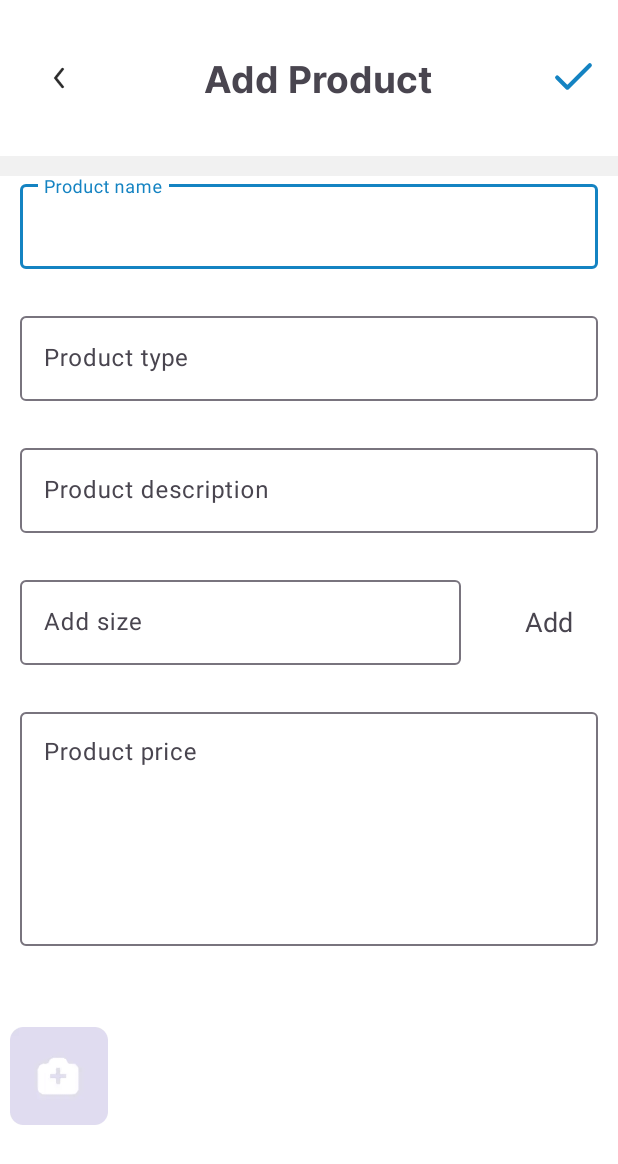
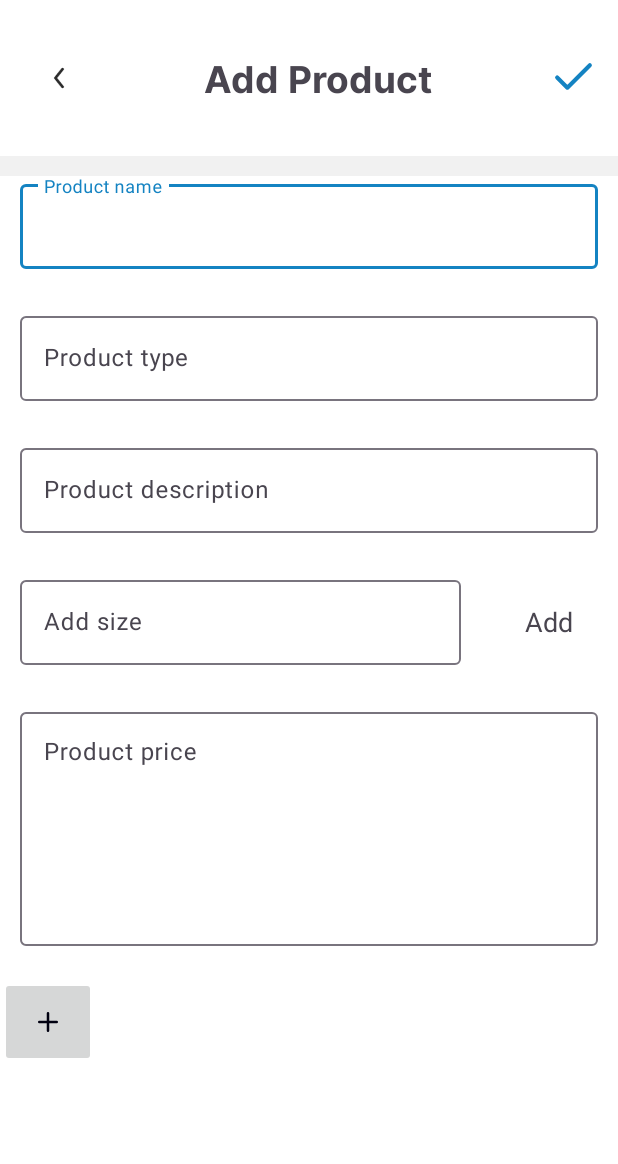
Before and after one commit to truonglam5555/ShoesShop, an Android app: the AddProductActivity screen opened directly, with no data from a screen before it, on a phone screen of 412 x 824 dp. Shown: the top 1164 px of the screen. Run offline under Robolectric (Android 15) with nearby library versions, the phone set to English and light mode, and no system bars; our stand-ins replace CircleImageView, Dagger/Hilt's generated code, sdp/ssp sizes; pictures from the network do not load.

Commit message:
done product

```diff
--- a/app/src/main/java/com/example/shoesshop/features/admin/HomeManagerActivity.kt
+++ b/app/src/main/java/com/example/shoesshop/features/admin/HomeManagerActivity.kt
@@ -137,7 +137,7 @@
 
     override fun onActivityResult(requestCode: Int, resultCode: Int, data: Intent?) {
         super.onActivityResult(requestCode, resultCode, data)
-        if (resultCode == RESULT_OK)
+        if (resultCode == 100)
         {
             frmHome.resetCount()
             frmOrders.resetAdapter()
--- a/app/src/main/java/com/example/shoesshop/features/admin/orders/DetailBillodersActivity.kt
+++ b/app/src/main/java/com/example/shoesshop/features/admin/orders/DetailBillodersActivity.kt
@@ -145,7 +145,7 @@
     override fun onActionComplete(isSuccess: Boolean) {
         if (isSuccess)
         {
-            setResult(RESULT_OK)
+            setResult(100)
             this@DetailBillodersActivity.finish()
         }else{
             Toast.makeText(this@DetailBillodersActivity,"Upgrade Fail!",Toast.LENGTH_LONG).show()
--- a/app/src/main/java/com/example/shoesshop/features/admin/product/AdapterPhoto.kt
+++ b/app/src/main/java/com/example/shoesshop/features/admin/product/AdapterPhoto.kt
@@ -2,6 +2,7 @@
 
 import android.annotation.SuppressLint
 import android.content.Context
+import android.graphics.Bitmap
 import android.view.LayoutInflater
 import android.view.View
 import android.view.ViewGroup
@@ -23,39 +24,69 @@
     var subjectCallBackChoosePosition: ((position: Int) -> Unit)? = null
     private val VIEW_TYPE_IMAGE = 1
     private val VIEW_TYPE_DEFAULT_ICON = 2
-    private var listImg: MutableList<String> = mutableListOf()
+    private var listImg: MutableList<Bitmap> = mutableListOf()
 
     @SuppressLint("NotifyDataSetChanged")
-    fun init(list: MutableList<String>) {
+    fun init(list: MutableList<Bitmap>) {
         listImg.clear()
         listImg.addAll(list)
         notifyDataSetChanged()
     }
 
     override fun onCreateViewHolder(parent: ViewGroup, viewType: Int): RecyclerView.ViewHolder {
-        return when (viewType) {
-            VIEW_TYPE_IMAGE -> {
-                val view =
+        val view =
                     LayoutInflater.from(context)
                         .inflate(R.layout.item_photo, parent, false)
-                ImageViewHolder(view)
-            }
 
-            VIEW_TYPE_DEFAULT_ICON -> {
-                val view =
-                    LayoutInflater.from(context)
-                        .inflate(R.layout.item_default, parent, false)
-                DefaultIconViewHolder(view)
-            }
-
-            else -> throw IllegalArgumentException("Invalid view type")
-        }
+        return  ImageViewHolder(view)
+//        return when (viewType) {
+//            VIEW_TYPE_IMAGE -> {
+//                val view =
+//                    LayoutInflater.from(context)
+//                        .inflate(R.layout.item_photo, parent, false)
+//                ImageViewHolder(view)
+//            }
+//
+//            VIEW_TYPE_DEFAULT_ICON -> {
+//                val view =
+//                    LayoutInflater.from(context)
+//                        .inflate(R.layout.item_default, parent, false)
+//                DefaultIconViewHolder(view)
+//            }
+//
+//            else -> throw IllegalArgumentException("Invalid view type")
+//        }
     }
 
     override fun onBindViewHolder(holder: RecyclerView.ViewHolder, position: Int) {
-        when (holder.itemViewType) {
-            VIEW_TYPE_IMAGE -> {
-                val imageHolder = holder as ImageViewHolder
+//        when (holder.itemViewType) {
+//            VIEW_TYPE_IMAGE -> {
+//                val imageHolder = holder as ImageViewHolder
+//                if (listImg.size >= 1) {
+////                    Glide.with(context)
+////                        .load(listImg[position])
+////                        .into(imageHolder.imageCenter)
+//                    setRoundedCornerImage(imageHolder.imageCenter, listImg[position])
+//
+//                    imageHolder.imageCenter.clickWithAnimationDebounce {
+//                        subjectCallBackChoosePosition?.invoke(position)
+//                    }
+//
+//                    imageHolder.imgClose.clickWithAnimationDebounce {
+//                        subjectCallBackDeletePosition?.invoke(position)
+//                    }
+//                }
+//            }
+//
+//            VIEW_TYPE_DEFAULT_ICON -> {
+//                val iconHolder = holder as DefaultIconViewHolder
+//                iconHolder.imageAdd.clickWithAnimationDebounce {
+//                    subjectAddImg?.invoke(0)
+//                }
+//            }
+//        }
+
+        val imageHolder = holder as ImageViewHolder
                 if (listImg.size >= 1) {
 //                    Glide.with(context)
 //                        .load(listImg[position])
@@ -70,15 +101,6 @@
                         subjectCallBackDeletePosition?.invoke(position)
                     }
                 }
-            }
-
-            VIEW_TYPE_DEFAULT_ICON -> {
-                val iconHolder = holder as DefaultIconViewHolder
-                iconHolder.imageAdd.clickWithAnimationDebounce {
-                    subjectAddImg?.invoke(0)
-                }
-            }
-        }
     }
 
     override fun getItemCount(): Int {
@@ -93,7 +115,7 @@
         }
     }
 
-    private fun setRoundedCornerImage(imageView: ImageView, imageUrl: String) {
+    private fun setRoundedCornerImage(imageView: ImageView, imageUrl: Bitmap) {
         val radius = 10
         val requestOptions = RequestOptions().transform(RoundedCorners(radius))
 
--- a/app/src/main/res/layout/activity_add_product.xml
+++ b/app/src/main/res/layout/activity_add_product.xml
@@ -157,6 +157,25 @@
                 android:textColorHint="@color/gray" />
         </com.google.android.material.textfield.TextInputLayout>
 
+        <LinearLayout
+            android:gravity="center"
+            android:layout_width="match_parent"
+            android:layout_height="wrap_content">
+            <ImageButton
+                android:id="@+id/btn_add_image"
+                android:layout_width="wrap_content"
+                android:layout_height="wrap_content"
+                android:src="@drawable/ic_add"/>
+            <androidx.recyclerview.widget.RecyclerView
+                android:layout_weight="1"
+                android:id="@+id/recyclerView"
+                android:layout_width="0dp"
+                android:layout_height="wrap_content"
+                tools:listitem="@layout/item_size_delete"
+                android:orientation="horizontal"
+                app:layoutManager="androidx.recyclerview.widget.LinearLayoutManager" />
+        </LinearLayout>
+
         <androidx.recyclerview.widget.RecyclerView
             android:id="@+id/recyclerViewSize"
             android:layout_width="match_parent"
@@ -166,14 +185,5 @@
             android:orientation="horizontal"
             app:layoutManager="androidx.recyclerview.widget.LinearLayoutManager" />
 
-
-        <androidx.recyclerview.widget.RecyclerView
-            android:id="@+id/recyclerView"
-            android:layout_width="match_parent"
-            android:layout_height="wrap_content"
-            tools:listitem="@layout/item_size_delete"
-            android:layout_marginTop="@dimen/_10sdp"
-            android:orientation="horizontal"
-            app:layoutManager="androidx.recyclerview.widget.LinearLayoutManager" />
     </LinearLayout>
 </LinearLayout>
```
Also changed, not shown: app/src/main/java/com/example/shoesshop/features/admin/product/Adapterphotodetail.kt (added, +34 -0 lines), app/src/main/java/com/example/shoesshop/features/admin/product/AddProductActivity.kt (+28 -17 lines), app/src/main/java/com/example/shoesshop/features/admin/product/DetailProductManagerActivity.kt (+10 -1 lines), app/src/main/res/layout/activity_detail_product_manager.xml (+11 -0 lines).
